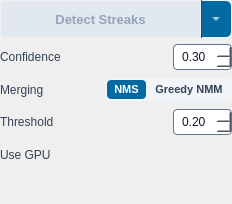
This is src/startrails/ui/step_detect_streaks.ui in gkyle/startrails as Qt 5 draws it before an edit. The edited form follows.
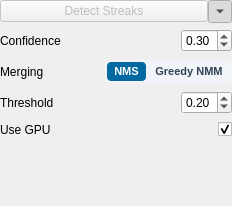
This is the edited form. Icons and pictures are not drawn. Custom widgets are drawn as their Qt base class.

```diff
--- a/src/startrails/ui/step_detect_streaks.ui
+++ b/src/startrails/ui/step_detect_streaks.ui
@@ -7,35 +7,9 @@
     <x>0</x>
     <y>0</y>
     <width>232</width>
-    <height>204</height>
+    <height>206</height>
    </rect>
   </property>
-  <property name="styleSheet">
-   <string notr="true">QLabel {
-    color: #334155;
-    font-size: 12px;
-}
-QDoubleSpinBox, QSpinBox, QComboBox, QLineEdit {
-    background-color: #ffffff;
-    border: 1px solid #64748b;
-    border-radius: 4px;
-    padding: 4px 6px;
-    font-size: 12px;
-    color: #0f172a;
-}
-QDoubleSpinBox:focus, QSpinBox:focus, QComboBox:focus, QLineEdit:focus {
-    border: 2px solid #0369a1;
-    padding: 3px 5px;
-}
-QCheckBox {
-    font-size: 12px;
-    color: #1e293b;
-    spacing: 6px;
-    border: 2px solid transparent;
-}
-QDoubleSpinBox::up-arrow, QSpinBox::up-arrow { image: url(:/startrails/ui/arrow_up.svg); width: 10px; height: 6px; }
-QDoubleSpinBox::down-arrow, QSpinBox::down-arrow { image: url(:/startrails/ui/arrow_down.svg); width: 10px; height: 6px; }</string>
-  </property>
   <layout class="QVBoxLayout" name="layout">
    <property name="spacing">
     <number>6</number>
@@ -66,31 +40,7 @@
         <cursorShape>PointingHandCursor</cursorShape>
        </property>
        <property name="focusPolicy">
-        <enum>Qt::FocusPolicy::NoFocus</enum>
-       </property>
-       <property name="styleSheet">
-        <string notr="true">QPushButton#run {
-    font-weight: bold;
-    background-color: #0369a1;
-    color: #ffffff;
-    padding: 0px 12px;
-    border-top-left-radius: 6px;
-    border-bottom-left-radius: 6px;
-    border-top-right-radius: 0px;
-    border-bottom-right-radius: 0px;
-    font-size: 13px;
-    border: 2px solid transparent;
-    min-height: 34px;
-    max-height: 34px;
-}
-QPushButton#run:hover {
-    background-color: #075985;
-}
-QPushButton#run:disabled {
-    background-color: #e2e8f0;
-    color: #94a3b8;
-}
-QPushButton#run:focus:enabled { border-color: #ffffff; }</string>
+        <enum>Qt::FocusPolicy::StrongFocus</enum>
        </property>
        <property name="text">
         <string>Detect Streaks</string>
@@ -111,34 +61,6 @@
        <property name="accessibleName">
         <string>Advanced settings</string>
        </property>
-       <property name="styleSheet">
-        <string notr="true">QToolButton#advancedToggle {
-    background-color: #0369a1;
-    color: #ffffff;
-    padding: 0px;
-    border-top-left-radius: 0px;
-    border-bottom-left-radius: 0px;
-    border-top-right-radius: 6px;
-    border-bottom-right-radius: 6px;
-    border: 2px solid transparent;
-    border-left: 1px solid #075985;
-    min-height: 34px;
-    max-height: 34px;
-    min-width: 28px;
-    max-width: 28px;
-}
-QToolButton#advancedToggle:hover {
-    background-color: #075985;
-}
-QToolButton#advancedToggle:focus:enabled {
-    border-color: #ffffff;
-}
-QToolButton#advancedToggle:disabled {
-    background-color: #e2e8f0;
-    color: #94a3b8;
-    border-left: 1px solid #cbd5e1;
-}</string>
-       </property>
        <property name="text">
         <string/>
        </property>
@@ -157,11 +79,6 @@
    </item>
    <item>
     <widget class="QWidget" name="advancedBody" native="true">
-     <property name="styleSheet">
-      <string notr="true">QWidget#advancedBody {
-    background: transparent;
-}</string>
-     </property>
      <layout class="QVBoxLayout" name="advancedLayout">
       <property name="spacing">
        <number>6</number>
@@ -210,6 +127,9 @@
           <property name="accessibleName">
            <string>Confidence threshold</string>
           </property>
+          <property name="styleSheet">
+           <string notr="true"/>
+          </property>
           <property name="maximum">
            <double>1.000000000000000</double>
           </property>
@@ -357,6 +277,9 @@
           <property name="accessibleName">
            <string>Merge threshold</string>
           </property>
+          <property name="styleSheet">
+           <string notr="true"/>
+          </property>
           <property name="maximum">
            <double>1.000000000000000</double>
           </property>
@@ -389,13 +312,6 @@
           <property name="accessibleName">
            <string>Use GPU for detection</string>
           </property>
-          <property name="styleSheet">
-           <string notr="true">QCheckBox#useGPU { spacing: 0px;}
-QCheckBox#useGPU::indicator { width: 36px; height: 20px; border-radius: 10px; }
-QCheckBox#useGPU::indicator:unchecked { image: url(:/startrails/ui/switch_off.svg); }
-QCheckBox#useGPU::indicator:checked { image: url(:/startrails/ui/switch_on.svg); }
-</string>
-          </property>
           <property name="text">
            <string/>
           </property>
@@ -411,10 +327,6 @@
    </item>
    <item>
     <widget class="QLabel" name="error">
-     <property name="styleSheet">
-      <string notr="true">font-size: 11px;
-color: #b91c1c;</string>
-     </property>
      <property name="text">
       <string/>
      </property>
@@ -425,6 +337,13 @@
    </item>
   </layout>
  </widget>
+ <customwidgets>
+  <customwidget>
+   <class>CheckboxLabel</class>
+   <extends>QLabel</extends>
+   <header>startrails.ui.checkbox_label</header>
+  </customwidget>
+ </customwidgets>
  <resources>
   <include location="resources.qrc"/>
  </resources>
```
Left out of the diff: 9 changed lines with no effect on the pictures.
